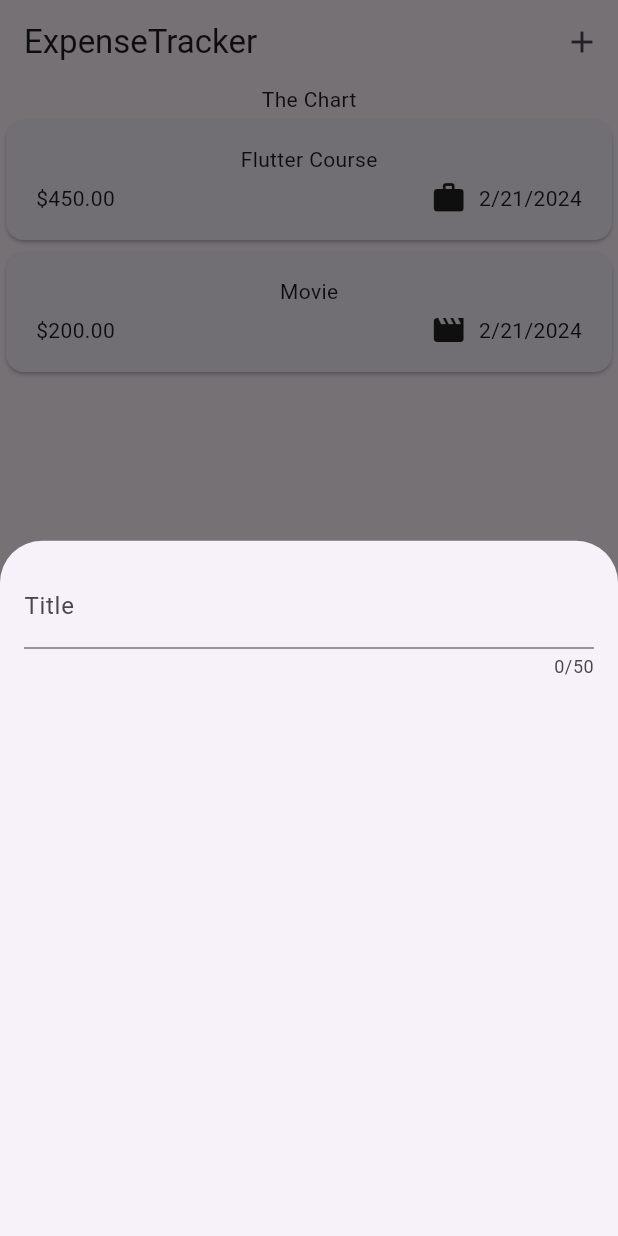
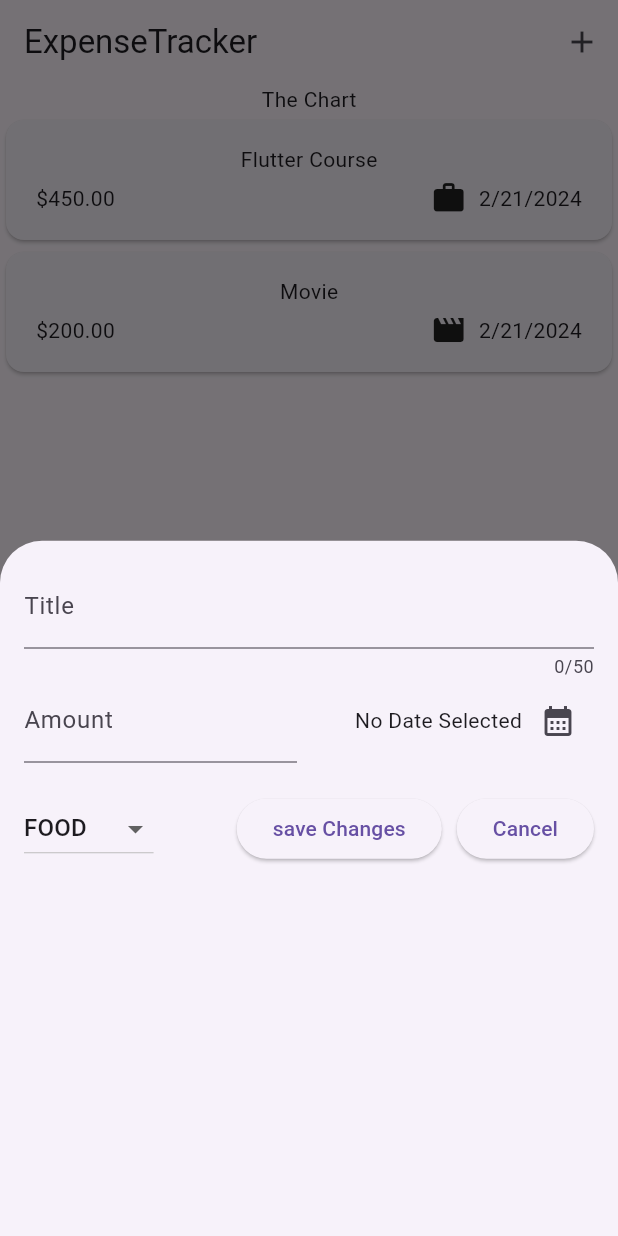
Before and after one commit to swarnim0129/expense_tracker, a Flutter app: the screen it shows after launch, after a tap on the "add" icon, on a phone screen of 412 x 824 dp. Run offline on Flutter 3.47's test engine with Material 3 defaults, Android fonts, the phone set to English and light mode, and no system bars.

Commit message:
Update new_expense.dart

```diff
--- a/lib/widgets/new_expense.dart
+++ b/lib/widgets/new_expense.dart
@@ -1,4 +1,5 @@
 import 'package:flutter/material.dart';
+import "package:expense_tracker/model/expense.dart";
 
 class NewExpense extends StatefulWidget {
   const NewExpense({super.key});
@@ -10,18 +11,118 @@ class NewExpense extends StatefulWidget {
 }
 
 class _NewExpenseState extends State<NewExpense> {
+  final _titleController = TextEditingController();
+  final _amountController = TextEditingController();
+  DateTime? _selectedDate;
+
+  var _selectedCategory = Category.food;
+
+  void _presentDatePicker() async {
+    final now = DateTime.now();
+    final firstDate = DateTime(now.year - 12, now.month - 6, now.day - 7);
+    final lastDate = DateTime(now.year + 12, now.month + 6, now.day + 7);
+    final pickedDate = await showDatePicker(
+        context: context, firstDate: firstDate, lastDate: lastDate);
+
+    setState(
+      () {
+        _selectedDate = pickedDate;
+      },
+    );
+  }
+
+  @override
+  void dispose() {
+    _titleController.dispose();
+    _amountController.dispose();
+    super.dispose();
+  }
+
   @override
   Widget build(BuildContext context) {
-    return const Padding(
-      padding: EdgeInsets.all(16),
+    return Padding(
+      padding: const EdgeInsets.all(16),
       child: Column(
         children: [
           TextField(
+            controller: _titleController,
             maxLength: 50,
-            decoration: InputDecoration(
+            decoration: const InputDecoration(
               label: Text("Title"),
             ),
-          )
+          ),
+          Row(
+            children: [
+              Expanded(
+                child: TextField(
+                  controller: _amountController,
+                  keyboardType: TextInputType.number,
+                  decoration: const InputDecoration(
+                      label: Text("Amount"), prefixText: '\$'),
+                ),
+              ),
+              const SizedBox(
+                width: 16,
+              ),
+              Expanded(
+                  child: Row(
+                mainAxisAlignment: MainAxisAlignment.end,
+                crossAxisAlignment: CrossAxisAlignment.center,
+                children: [
+                  Text(
+                    _selectedDate == null
+                        ? "No Date Selected"
+                        : formatter.format(_selectedDate!),
+                  ),
+                  IconButton(
+                    onPressed: _presentDatePicker,
+                    icon: const Icon(Icons.calendar_month),
+                  ),
+                ],
+              ))
+            ],
+          ),
+          const SizedBox(
+            height: 20,
+          ),
+          Row(
+            children: [
+              DropdownButton(
+                  value: _selectedCategory,
+                  items: Category.values
+                      .map(
+                        (category) => DropdownMenuItem(
+                          value: category,
+                          child: Text(
+                            category.name.toUpperCase(),
+                          ),
+                        ),
+                      )
+                      .toList(),
+                  onChanged: (value) {
+                    if (value == null) {
+                      return;
+                    }
+                    setState(() {
+                      _selectedCategory = value;
+                    });
+                  }),
+              const Spacer(),
+              ElevatedButton(
+                onPressed: () {},
+                child: const Text("save Changes"),
+              ),
+              const SizedBox(
+                width: 10,
+              ),
+              ElevatedButton(
+                onPressed: () {
+                  Navigator.pop(context);
+                },
+                child: const Text("Cancel"),
+              ),
+            ],
+          ),
         ],
       ),
     );
```
